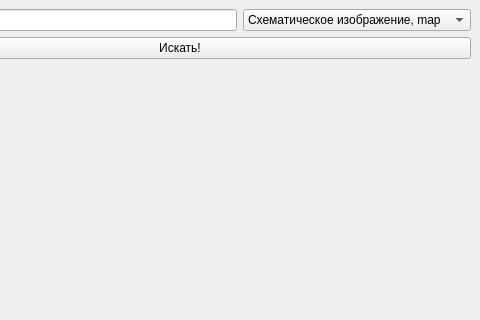
Qt form 6/main.ui (Nekson228/Map-API) before a commit; both pictures show x 120 to 600 and y 0 to 320 of the 600 by 619 pixel window.
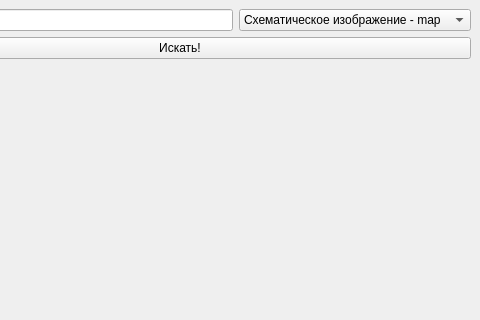
The same form after that commit.

Patch:
```diff
--- a/6/main.ui
+++ b/6/main.ui
@@ -40,7 +40,7 @@
         </property>
         <item>
          <property name="text">
-          <string>Схематическое изображение, map</string>
+          <string>Схематическое изображение - map</string>
          </property>
         </item>
         <item>
```
Left out of the diff: 4 changed lines with no effect on the pictures.
